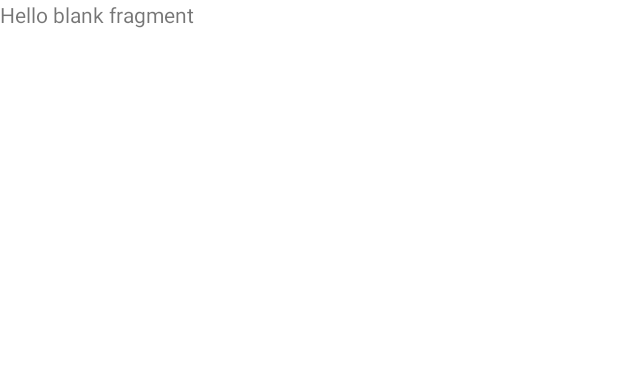
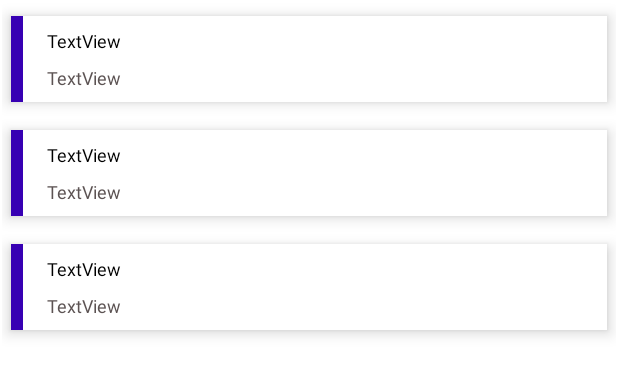
Before and after one commit to embashbaz/Mat-manager-driver, an Android app: the layout fragment_trip_list.xml on its own in the app's theme, with its tools: preview values and no code run, on a phone screen of 412 x 824 dp. Shown: the top 375 px of the screen. Run offline under Robolectric (Android 15) with nearby library versions, the phone set to English and light mode, and no system bars.

Commit message:
added initial ui for trip_list

```diff
--- a/app/src/main/res/layout/fragment_trip_list.xml
+++ b/app/src/main/res/layout/fragment_trip_list.xml
@@ -1,14 +1,23 @@
 <?xml version="1.0" encoding="utf-8"?>
-<FrameLayout xmlns:android="http://schemas.android.com/apk/res/android"
+<androidx.constraintlayout.widget.ConstraintLayout xmlns:android="http://schemas.android.com/apk/res/android"
+    xmlns:app="http://schemas.android.com/apk/res-auto"
     xmlns:tools="http://schemas.android.com/tools"
+    android:id="@+id/trip_list_recycler_view"
     android:layout_width="match_parent"
     android:layout_height="match_parent"
     tools:context=".ui.tripList.TripListFragment">
 
-    <!-- TODO: Update blank fragment layout -->
-    <TextView
-        android:layout_width="match_parent"
-        android:layout_height="match_parent"
-        android:text="@string/hello_blank_fragment" />
 
-</FrameLayout>
+    <androidx.recyclerview.widget.RecyclerView
+        android:layout_width="0dp"
+        android:layout_height="0dp"
+        android:layout_marginStart="1dp"
+        android:layout_marginTop="1dp"
+        android:layout_marginEnd="1dp"
+        android:layout_marginBottom="1dp"
+        app:layout_constraintBottom_toBottomOf="parent"
+        app:layout_constraintEnd_toEndOf="parent"
+        app:layout_constraintStart_toStartOf="parent"
+        app:layout_constraintTop_toTopOf="parent"
+        tools:listitem="@layout/general_recycler_item" />
+</androidx.constraintlayout.widget.ConstraintLayout>
```
